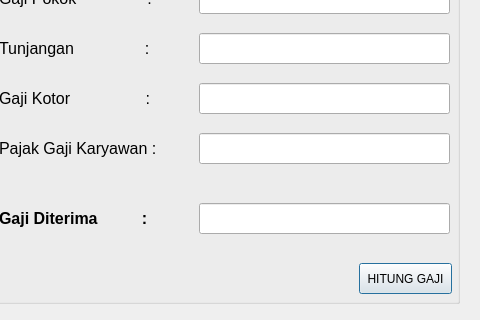
The window that gaji.ui (ronihamonangan/Perhitungan-Gaji-Karyawan) describes before a commit, drawn with Qt 5; both pictures show x 461 to 941 and y 597 to 917 of the 941 by 917 pixel window.
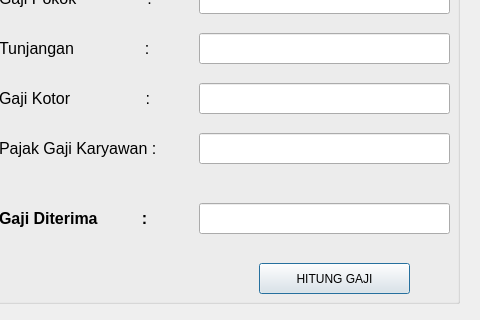
The same window after the commit. Icons and pictures are not drawn.

Commit message: Tahap Penyelesaian Akhir

Patch:
```diff
--- a/gaji.ui
+++ b/gaji.ui
@@ -502,9 +502,9 @@
    <widget class="QPushButton" name="pushButton">
     <property name="geometry">
      <rect>
-      <x>370</x>
+      <x>270</x>
       <y>450</y>
-      <width>93</width>
+      <width>151</width>
       <height>31</height>
      </rect>
     </property>
```
The commit also changes 1 other file.
